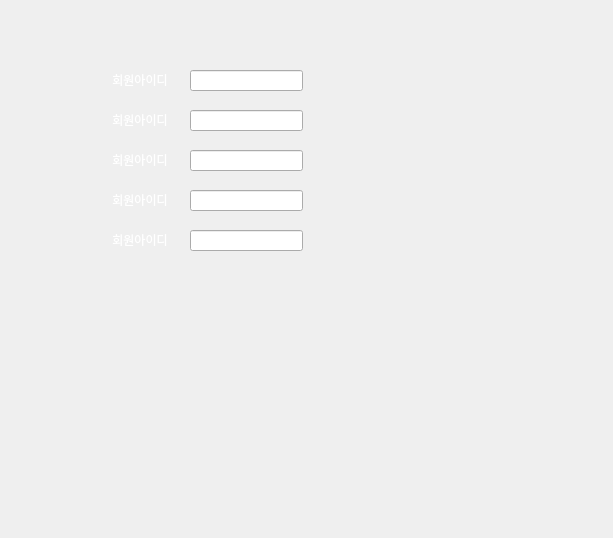
First picture: the form in rental.ui, repository minhaeun/Database, before the edit.
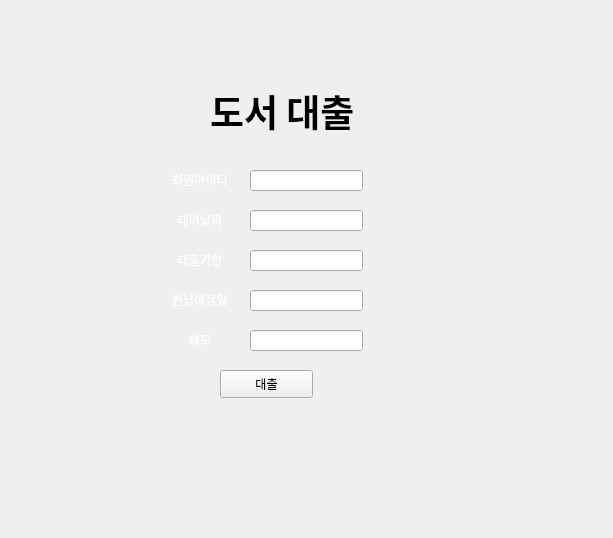
Second picture: the form after the edit. Icons and pictures are not drawn.

```diff
--- a/rental.ui
+++ b/rental.ui
@@ -16,66 +16,20 @@
   <property name="styleSheet">
    <string notr="true">color: rgb(255,255,255);</string>
   </property>
-  <widget class="QLabel" name="label">
-   <property name="geometry">
-    <rect>
-     <x>100</x>
-     <y>70</y>
-     <width>80</width>
-     <height>20</height>
-    </rect>
-   </property>
-   <property name="autoFillBackground">
-    <bool>false</bool>
-   </property>
-   <property name="text">
-    <string>회원아이디</string>
-   </property>
-   <property name="scaledContents">
-    <bool>false</bool>
-   </property>
-   <property name="alignment">
-    <set>Qt::AlignCenter</set>
-   </property>
-   <property name="wordWrap">
-    <bool>false</bool>
-   </property>
-  </widget>
-  <widget class="QLabel" name="label_2">
-   <property name="geometry">
-    <rect>
-     <x>100</x>
-     <y>70</y>
-     <width>80</width>
-     <height>20</height>
-    </rect>
-   </property>
-   <property name="text">
-    <string/>
-   </property>
-   <property name="pixmap">
-    <pixmap>image/title.png</pixmap>
-   </property>
-  </widget>
-  <widget class="QLineEdit" name="lineEdit">
-   <property name="geometry">
-    <rect>
-     <x>190</x>
-     <y>70</y>
-     <width>113</width>
-     <height>21</height>
-    </rect>
-   </property>
-  </widget>
   <widget class="QLabel" name="label_3">
    <property name="geometry">
     <rect>
-     <x>100</x>
-     <y>110</y>
+     <x>160</x>
+     <y>170</y>
      <width>80</width>
      <height>20</height>
     </rect>
    </property>
+   <property name="font">
+    <font>
+     <family>나눔고딕</family>
+    </font>
+   </property>
    <property name="text">
     <string/>
    </property>
@@ -86,12 +40,17 @@
   <widget class="QLabel" name="label_4">
    <property name="geometry">
     <rect>
-     <x>100</x>
-     <y>110</y>
+     <x>160</x>
+     <y>170</y>
      <width>80</width>
      <height>20</height>
     </rect>
    </property>
+   <property name="font">
+    <font>
+     <family>나눔고딕</family>
+    </font>
+   </property>
    <property name="autoFillBackground">
     <bool>false</bool>
    </property>
@@ -111,22 +70,32 @@
   <widget class="QLineEdit" name="lineEdit_2">
    <property name="geometry">
     <rect>
-     <x>190</x>
-     <y>110</y>
+     <x>250</x>
+     <y>170</y>
      <width>113</width>
      <height>21</height>
     </rect>
    </property>
+   <property name="font">
+    <font>
+     <family>나눔고딕</family>
+    </font>
+   </property>
   </widget>
   <widget class="QLabel" name="label_5">
    <property name="geometry">
     <rect>
-     <x>100</x>
-     <y>150</y>
+     <x>160</x>
+     <y>210</y>
      <width>80</width>
      <height>20</height>
     </rect>
    </property>
+   <property name="font">
+    <font>
+     <family>나눔고딕</family>
+    </font>
+   </property>
    <property name="text">
     <string/>
    </property>
@@ -137,17 +106,22 @@
   <widget class="QLabel" name="label_6">
    <property name="geometry">
     <rect>
-     <x>100</x>
-     <y>150</y>
+     <x>160</x>
+     <y>210</y>
      <width>80</width>
      <height>20</height>
     </rect>
    </property>
+   <property name="font">
+    <font>
+     <family>나눔고딕</family>
+    </font>
+   </property>
    <property name="autoFillBackground">
     <bool>false</bool>
    </property>
    <property name="text">
-    <string>회원아이디</string>
+    <string>대여날짜</string>
    </property>
    <property name="scaledContents">
     <bool>false</bool>
@@ -162,22 +136,32 @@
   <widget class="QLineEdit" name="lineEdit_3">
    <property name="geometry">
     <rect>
-     <x>190</x>
-     <y>150</y>
+     <x>250</x>
+     <y>210</y>
      <width>113</width>
      <height>21</height>
     </rect>
    </property>
+   <property name="font">
+    <font>
+     <family>나눔고딕</family>
+    </font>
+   </property>
   </widget>
   <widget class="QLabel" name="label_7">
    <property name="geometry">
     <rect>
-     <x>100</x>
-     <y>190</y>
+     <x>160</x>
+     <y>250</y>
      <width>80</width>
      <height>20</height>
     </rect>
    </property>
+   <property name="font">
+    <font>
+     <family>나눔고딕</family>
+    </font>
+   </property>
    <property name="text">
     <string/>
    </property>
@@ -188,17 +172,22 @@
   <widget class="QLabel" name="label_8">
    <property name="geometry">
     <rect>
-     <x>100</x>
-     <y>190</y>
+     <x>160</x>
+     <y>250</y>
      <width>80</width>
      <height>20</height>
     </rect>
    </property>
+   <property name="font">
+    <font>
+     <family>나눔고딕</family>
+    </font>
+   </property>
    <property name="autoFillBackground">
     <bool>false</bool>
    </property>
    <property name="text">
-    <string>회원아이디</string>
+    <string>대출기한</string>
    </property>
    <property name="scaledContents">
     <bool>false</bool>
@@ -213,22 +202,32 @@
   <widget class="QLineEdit" name="lineEdit_4">
    <property name="geometry">
     <rect>
-     <x>190</x>
-     <y>190</y>
+     <x>250</x>
+     <y>250</y>
      <width>113</width>
      <height>21</height>
     </rect>
    </property>
+   <property name="font">
+    <font>
+     <family>나눔고딕</family>
+    </font>
+   </property>
   </widget>
   <widget class="QLabel" name="label_9">
    <property name="geometry">
     <rect>
-     <x>100</x>
-     <y>230</y>
+     <x>160</x>
+     <y>290</y>
      <width>80</width>
      <height>20</height>
     </rect>
    </property>
+   <property name="font">
+    <font>
+     <family>나눔고딕</family>
+    </font>
+   </property>
    <property name="text">
     <string/>
    </property>
@@ -239,17 +238,22 @@
   <widget class="QLabel" name="label_10">
    <property name="geometry">
     <rect>
-     <x>100</x>
-     <y>230</y>
+     <x>160</x>
+     <y>290</y>
      <width>80</width>
      <height>20</height>
     </rect>
    </property>
+   <property name="font">
+    <font>
+     <family>나눔고딕</family>
+    </font>
+   </property>
    <property name="autoFillBackground">
     <bool>false</bool>
    </property>
    <property name="text">
-    <string>회원아이디</string>
+    <string>반납예정일</string>
    </property>
    <property name="scaledContents">
     <bool>false</bool>
@@ -264,28 +268,146 @@
   <widget class="QLineEdit" name="lineEdit_5">
    <property name="geometry">
     <rect>
-     <x>190</x>
-     <y>230</y>
+     <x>250</x>
+     <y>290</y>
      <width>113</width>
      <height>21</height>
     </rect>
    </property>
+   <property name="font">
+    <font>
+     <family>나눔고딕</family>
+    </font>
+   </property>
   </widget>
-  <zorder>label_2</zorder>
-  <zorder>label</zorder>
-  <zorder>lineEdit</zorder>
-  <zorder>label_3</zorder>
-  <zorder>label_4</zorder>
-  <zorder>lineEdit_2</zorder>
-  <zorder>label_5</zorder>
-  <zorder>label_6</zorder>
-  <zorder>lineEdit_3</zorder>
-  <zorder>label_7</zorder>
-  <zorder>label_8</zorder>
-  <zorder>lineEdit_4</zorder>
-  <zorder>label_9</zorder>
-  <zorder>label_10</zorder>
-  <zorder>lineEdit_5</zorder>
+  <widget class="QLabel" name="label_11">
+   <property name="geometry">
+    <rect>
+     <x>160</x>
+     <y>330</y>
+     <width>80</width>
+     <height>20</height>
+    </rect>
+   </property>
+   <property name="font">
+    <font>
+     <family>나눔고딕</family>
+    </font>
+   </property>
+   <property name="text">
+    <string/>
+   </property>
+   <property name="pixmap">
+    <pixmap>image/title.png</pixmap>
+   </property>
+  </widget>
+  <widget class="QLabel" name="label_12">
+   <property name="geometry">
+    <rect>
+     <x>160</x>
+     <y>330</y>
+     <width>80</width>
+     <height>20</height>
+    </rect>
+   </property>
+   <property name="font">
+    <font>
+     <family>나눔고딕</family>
+    </font>
+   </property>
+   <property name="autoFillBackground">
+    <bool>false</bool>
+   </property>
+   <property name="text">
+    <string>메모</string>
+   </property>
+   <property name="scaledContents">
+    <bool>false</bool>
+   </property>
+   <property name="alignment">
+    <set>Qt::AlignCenter</set>
+   </property>
+   <property name="wordWrap">
+    <bool>false</bool>
+   </property>
+  </widget>
+  <widget class="QLineEdit" name="lineEdit_6">
+   <property name="geometry">
+    <rect>
+     <x>250</x>
+     <y>330</y>
+     <width>113</width>
+     <height>21</height>
+    </rect>
+   </property>
+   <property name="font">
+    <font>
+     <family>나눔고딕</family>
+    </font>
+   </property>
+  </widget>
+  <widget class="QLabel" name="label">
+   <property name="geometry">
+    <rect>
+     <x>210</x>
+     <y>80</y>
+     <width>241</width>
+     <height>61</height>
+    </rect>
+   </property>
+   <property name="font">
+    <font>
+     <family>메이플스토리</family>
+     <pointsize>28</pointsize>
+     <weight>75</weight>
+     <bold>true</bold>
+    </font>
+   </property>
+   <property name="autoFillBackground">
+    <bool>false</bool>
+   </property>
+   <property name="styleSheet">
+    <string notr="true">color: rgb(0, 0, 0);</string>
+   </property>
+   <property name="text">
+    <string>도서 대출</string>
+   </property>
+  </widget>
+  <widget class="QLabel" name="label_27">
+   <property name="geometry">
+    <rect>
+     <x>160</x>
+     <y>90</y>
+     <width>41</width>
+     <height>41</height>
+    </rect>
+   </property>
+   <property name="text">
+    <string/>
+   </property>
+   <property name="pixmap">
+    <pixmap>image/open-book.png</pixmap>
+   </property>
+   <property name="scaledContents">
+    <bool>true</bool>
+   </property>
+  </widget>
+  <widget class="QPushButton" name="pushButton">
+   <property name="geometry">
+    <rect>
+     <x>220</x>
+     <y>370</y>
+     <width>93</width>
+     <height>28</height>
+    </rect>
+   </property>
+   <property name="styleSheet">
+    <string notr="true">color: rgb(0, 0, 0);</string>
+   </property>
+   <property name="text">
+    <string>대출</string>
+   </property>
+  </widget>
  </widget>
  <resources/>
  <connections/>
```
